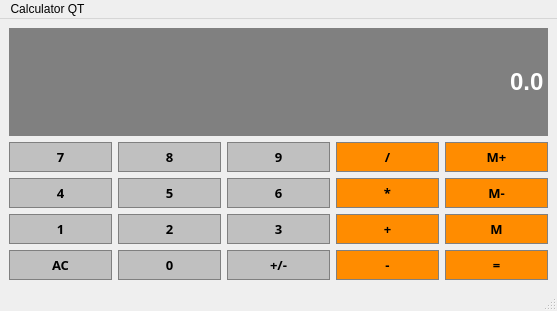
Qt form calculator.ui (AdolfCarr/QT_Calculator) before a commit.
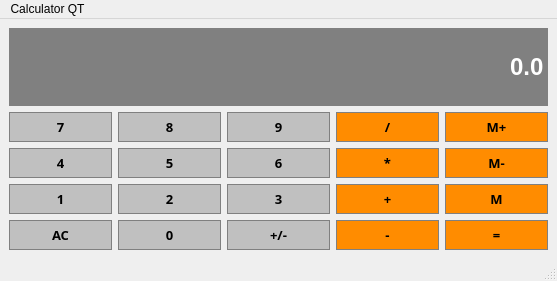
The same form after that commit.

```diff
--- a/calculator.ui
+++ b/calculator.ui
@@ -7,7 +7,7 @@
     <x>0</x>
     <y>0</y>
     <width>557</width>
-    <height>311</height>
+    <height>281</height>
    </rect>
   </property>
   <property name="windowTitle">
```
